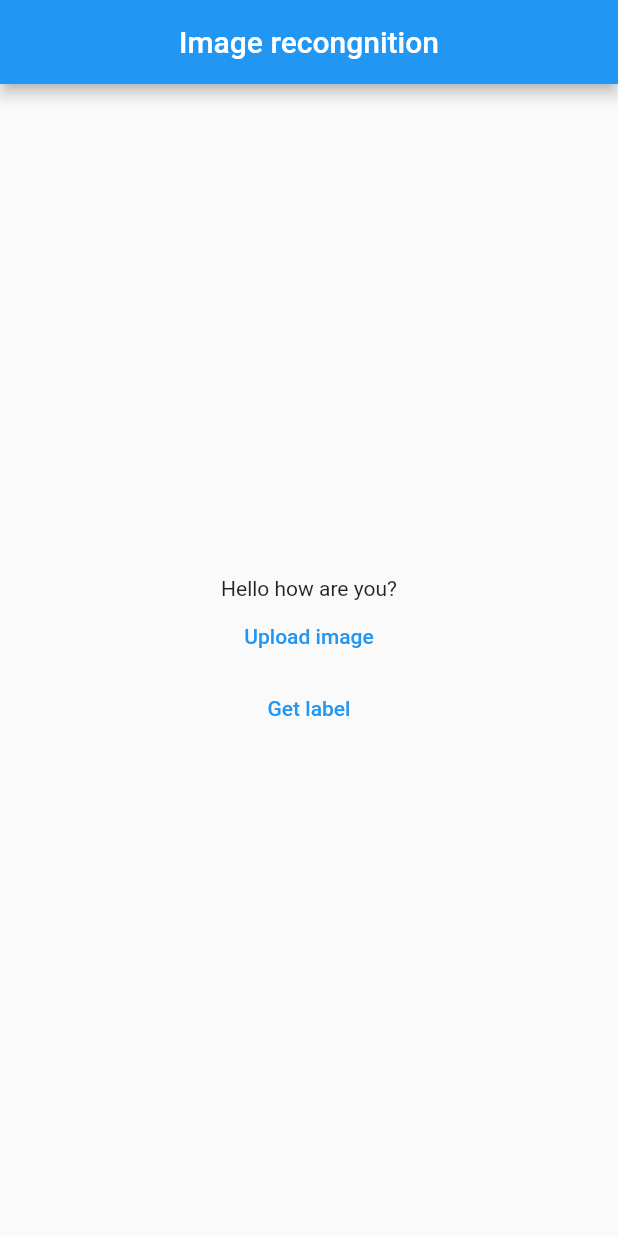
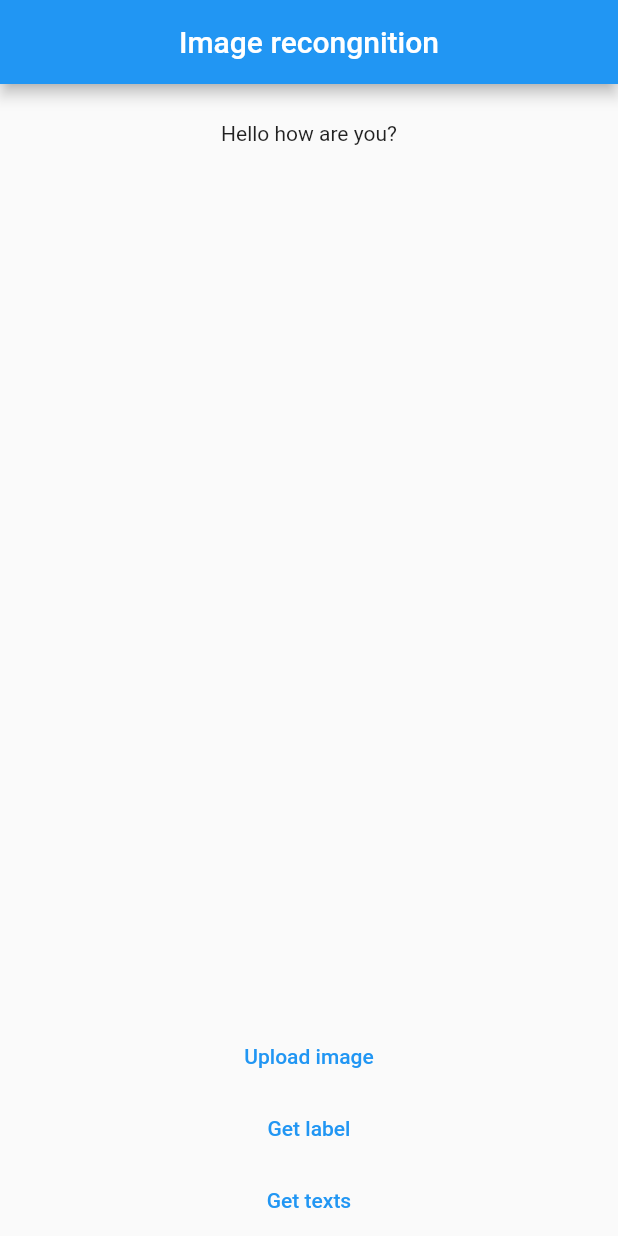
Before and after one commit to AaqilSh/Text-Recognition-App, a Flutter app: the screen it shows after launch, on a phone screen of 412 x 824 dp. Run offline on Flutter 3.47's test engine with Material 2 defaults, Android fonts, the phone set to English and light mode, and no system bars; our stand-ins replace image_picker; missing offline and left inert: google_ml_kit.

Commit message:
Added text reconition function

```diff
--- a/lib/services/image.dart
+++ b/lib/services/image.dart
@@ -5,7 +5,7 @@ import 'package:image_picker/image_picker.dart';
 final ImagePicker _imagePicker = ImagePicker();
 File? image;
 
-Future pickImageFromGallery() async {
+Future<File?> pickImageFromGallery() async {
   final _image = await _imagePicker.pickImage(source: ImageSource.gallery);
   // if (_image == null) {
   //   return;
--- a/lib/services/image_labelling.dart
+++ b/lib/services/image_labelling.dart
@@ -3,16 +3,19 @@ import 'package:google_ml_kit/google_ml_kit.dart';
 
 // File? file;
 
+class Helper {
   Future getLabel(File file) async {
     final inputImage = InputImage.fromFile(file);
     final imageLabeler = GoogleMlKit.vision.imageLabeler();
     final List<ImageLabel> labels = await imageLabeler.processImage(inputImage);
-  // for (ImageLabel label in labels) {
-  //   final String text = label.label;
-  //   final int index = label.index;
-  //   final double confidence = label.confidence;
-  // }
-  return labels[0].label;
+    List<String> _labelss = [];
+    for (ImageLabel label in labels) {
+      final String text = label.label;
+      // final int index = label.index;
+      // final double confidence = label.confidence;
+      _labelss.add(text);
+    }
+    return _labelss;
   }
 
   Future getText(File file) async {
@@ -23,12 +26,14 @@ Future getText(File file) async {
     String text = recognisedText.text;
 
 //   print(recognisedText.blocks);
+    List<String> _texts = [];
 
-  for (var block in recognisedText.blocks) {
-    print(block.text);
+    for (TextBlock block in recognisedText.blocks) {
+      _texts.add(block.text);
+      print(block.lines[0].elements[0].cornerPoints[0].direction);
     }
 
-  return text;
+    return _texts;
 //   for (TextBlock block in recognisedText.blocks) {
 //     // final Rect rect = block.rect;
 //     // final List<Offset> cornerPoints = block.cornerPoints;
@@ -43,3 +48,4 @@ Future getText(File file) async {
 //     }
 //   }
   }
+}
--- a/lib/view/home_page.dart
+++ b/lib/view/home_page.dart
@@ -12,7 +12,8 @@ class HomePage extends StatefulWidget {
 }
 
 class _HomePageState extends State<HomePage> {
-  String? _label;
+  List<String>? _lables;
+  List<String>? _texts;
   File? _image;
   @override
   Widget build(BuildContext context) {
@@ -22,25 +23,50 @@ class _HomePageState extends State<HomePage> {
         centerTitle: true,
       ),
       body: Column(
-        mainAxisAlignment: MainAxisAlignment.center,
+        mainAxisAlignment: MainAxisAlignment.start,
         children: [
+          const SizedBox(
+            height: 25.0,
+          ),
           Container(
-            alignment: Alignment.center,
+            // alignment: Alignment.center,
             child: const Text('Hello how are you?'),
           ),
           Container(
             alignment: Alignment.center,
-            child: _image == null
+            child: (_image == null)
                 ? Container()
                 : Image.file(
                     _image!,
-                    // width: 200,
-                    // height: 200,
                   ),
           ),
-          Container(
-            alignment: Alignment.center,
-            child: _label == null ? Container() : Text(_label!),
+          Expanded(
+            flex: 4,
+            child: Container(
+              alignment: Alignment.center,
+              child: _lables == null
+                  ? Container()
+                  : ListView.builder(
+                      itemCount: _lables!.length,
+                      itemBuilder: (context, index) {
+                        return Text('${_lables![index]}');
+                      },
+                    ),
+            ),
+          ),
+          Expanded(
+            flex: 4,
+            child: Container(
+              alignment: Alignment.center,
+              child: _texts == null
+                  ? Container()
+                  : ListView.builder(
+                      itemCount: _texts!.length,
+                      itemBuilder: (context, index) {
+                        return Text('${_texts![index]}');
+                      },
+                    ),
+            ),
           ),
           Container(
             alignment: Alignment.center,
@@ -49,6 +75,8 @@ class _HomePageState extends State<HomePage> {
                 var image = await pickImageFromGallery();
                 setState(() {
                   _image = image;
+                  _texts = null;
+                  _lables = null;
                 });
               },
               child: const Text('Upload image'),
@@ -58,12 +86,24 @@ class _HomePageState extends State<HomePage> {
             alignment: Alignment.center,
             child: TextButton(
               onPressed: () async {
-                var label = await getText(_image!);
+                var label = await Helper().getLabel(_image!);
                 setState(() {
-                  _label = label;
+                  _lables = label;
                 });
               },
               child: const Text('Get label'),
+            ),
+          ),
+          Container(
+            alignment: Alignment.center,
+            child: TextButton(
+              onPressed: () async {
+                var texts = await Helper().getText(_image!);
+                setState(() {
+                  _texts = texts;
+                });
+              },
+              child: const Text('Get texts'),
             ),
           ),
         ],
```
Lines whose indentation alone changed are shown as unchanged.
